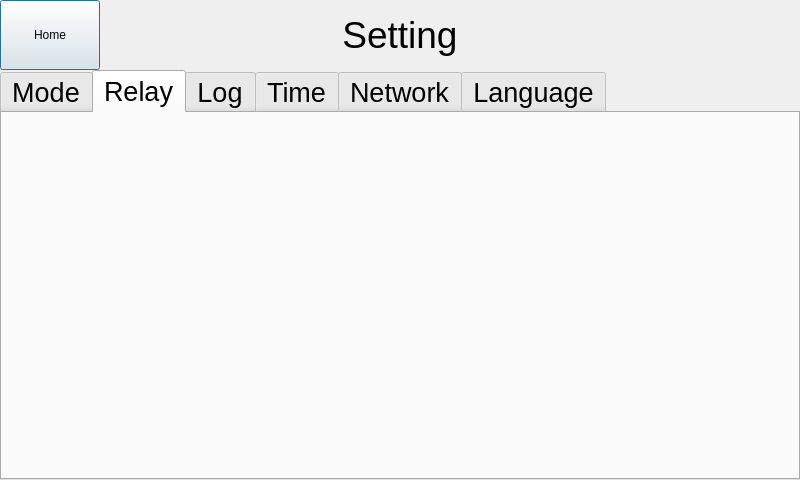
The window that settingdialog.ui (Keithsys730/ERC_UI_DEMO) describes before a commit, drawn with Qt 5.
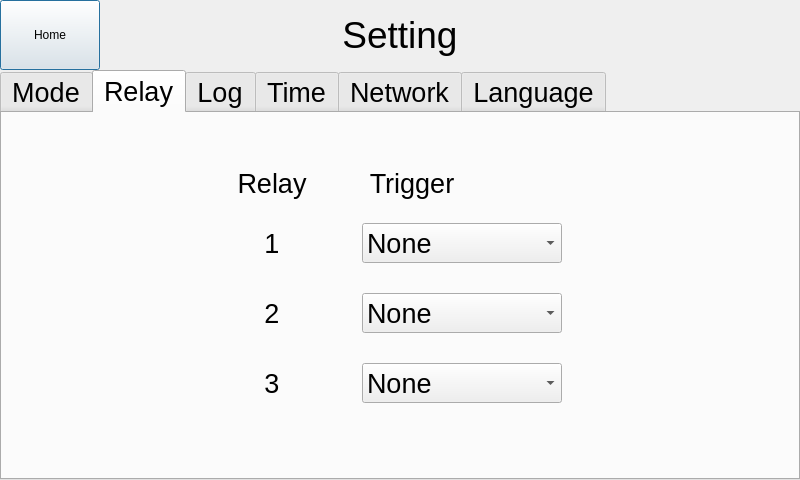
The same window after the commit. The open tabs and pages were chosen to show the change.

Commit message: Add the objects of the relay tab of setting.

What changed in the file:
```diff
--- a/settingdialog.ui
+++ b/settingdialog.ui
@@ -240,6 +240,240 @@
     <attribute name="title">
      <string>Relay</string>
     </attribute>
+    <widget class="QLabel" name="relayNumberLabel">
+     <property name="geometry">
+      <rect>
+       <x>230</x>
+       <y>50</y>
+       <width>80</width>
+       <height>40</height>
+      </rect>
+     </property>
+     <property name="font">
+      <font>
+       <pointsize>20</pointsize>
+      </font>
+     </property>
+     <property name="text">
+      <string>Relay</string>
+     </property>
+     <property name="alignment">
+      <set>Qt::AlignCenter</set>
+     </property>
+    </widget>
+    <widget class="QLabel" name="relayTriggerLabel">
+     <property name="geometry">
+      <rect>
+       <x>360</x>
+       <y>50</y>
+       <width>100</width>
+       <height>40</height>
+      </rect>
+     </property>
+     <property name="font">
+      <font>
+       <pointsize>20</pointsize>
+      </font>
+     </property>
+     <property name="text">
+      <string>Trigger</string>
+     </property>
+     <property name="alignment">
+      <set>Qt::AlignCenter</set>
+     </property>
+    </widget>
+    <widget class="QLabel" name="relay1Label">
+     <property name="geometry">
+      <rect>
+       <x>230</x>
+       <y>110</y>
+       <width>80</width>
+       <height>40</height>
+      </rect>
+     </property>
+     <property name="font">
+      <font>
+       <pointsize>20</pointsize>
+      </font>
+     </property>
+     <property name="text">
+      <string>1</string>
+     </property>
+     <property name="alignment">
+      <set>Qt::AlignCenter</set>
+     </property>
+    </widget>
+    <widget class="QLabel" name="relay2Label">
+     <property name="geometry">
+      <rect>
+       <x>230</x>
+       <y>180</y>
+       <width>80</width>
+       <height>40</height>
+      </rect>
+     </property>
+     <property name="font">
+      <font>
+       <pointsize>20</pointsize>
+      </font>
+     </property>
+     <property name="text">
+      <string>2</string>
+     </property>
+     <property name="alignment">
+      <set>Qt::AlignCenter</set>
+     </property>
+    </widget>
+    <widget class="QLabel" name="relay3Label">
+     <property name="geometry">
+      <rect>
+       <x>230</x>
+       <y>250</y>
+       <width>80</width>
+       <height>40</height>
+      </rect>
+     </property>
+     <property name="font">
+      <font>
+       <pointsize>20</pointsize>
+      </font>
+     </property>
+     <property name="text">
+      <string>3</string>
+     </property>
+     <property name="alignment">
+      <set>Qt::AlignCenter</set>
+     </property>
+    </widget>
+    <widget class="QComboBox" name="relay1TriggerComboBox">
+     <property name="geometry">
+      <rect>
+       <x>360</x>
+       <y>110</y>
+       <width>200</width>
+       <height>40</height>
+      </rect>
+     </property>
+     <property name="font">
+      <font>
+       <pointsize>20</pointsize>
+      </font>
+     </property>
+     <property name="currentText">
+      <string>None</string>
+     </property>
+     <item>
+      <property name="text">
+       <string>None</string>
+      </property>
+     </item>
+     <item>
+      <property name="text">
+       <string>Power On</string>
+      </property>
+     </item>
+     <item>
+      <property name="text">
+       <string>Power Off</string>
+      </property>
+     </item>
+     <item>
+      <property name="text">
+       <string>Error : OVP</string>
+      </property>
+     </item>
+     <item>
+      <property name="text">
+       <string>Error : Disconnect</string>
+      </property>
+     </item>
+    </widget>
+    <widget class="QComboBox" name="relay2TriggerComboBox">
+     <property name="geometry">
+      <rect>
+       <x>360</x>
+       <y>180</y>
+       <width>200</width>
+       <height>40</height>
+      </rect>
+     </property>
+     <property name="font">
+      <font>
+       <pointsize>20</pointsize>
+      </font>
+     </property>
+     <property name="currentText">
+      <string>None</string>
+     </property>
+     <item>
+      <property name="text">
+       <string>None</string>
+      </property>
+     </item>
+     <item>
+      <property name="text">
+       <string>Power On</string>
+      </property>
+     </item>
+     <item>
+      <property name="text">
+       <string>Power Off</string>
+      </property>
+     </item>
+     <item>
+      <property name="text">
+       <string>Error : OVP</string>
+      </property>
+     </item>
+     <item>
+      <property name="text">
+       <string>Error : Disconnect</string>
+      </property>
+     </item>
+    </widget>
+    <widget class="QComboBox" name="relay3TriggerComboBox">
+     <property name="geometry">
+      <rect>
+       <x>360</x>
+       <y>250</y>
+       <width>200</width>
+       <height>40</height>
+      </rect>
+     </property>
+     <property name="font">
+      <font>
+       <pointsize>20</pointsize>
+      </font>
+     </property>
+     <property name="currentText">
+      <string>None</string>
+     </property>
+     <item>
+      <property name="text">
+       <string>None</string>
+      </property>
+     </item>
+     <item>
+      <property name="text">
+       <string>Power On</string>
+      </property>
+     </item>
+     <item>
+      <property name="text">
+       <string>Power Off</string>
+      </property>
+     </item>
+     <item>
+      <property name="text">
+       <string>Error : OVP</string>
+      </property>
+     </item>
+     <item>
+      <property name="text">
+       <string>Error : Disconnect</string>
+      </property>
+     </item>
+    </widget>
    </widget>
    <widget class="QWidget" name="logTab">
     <attribute name="title">
```
Left out of the diff: 2 changed lines with no effect on the pictures.
